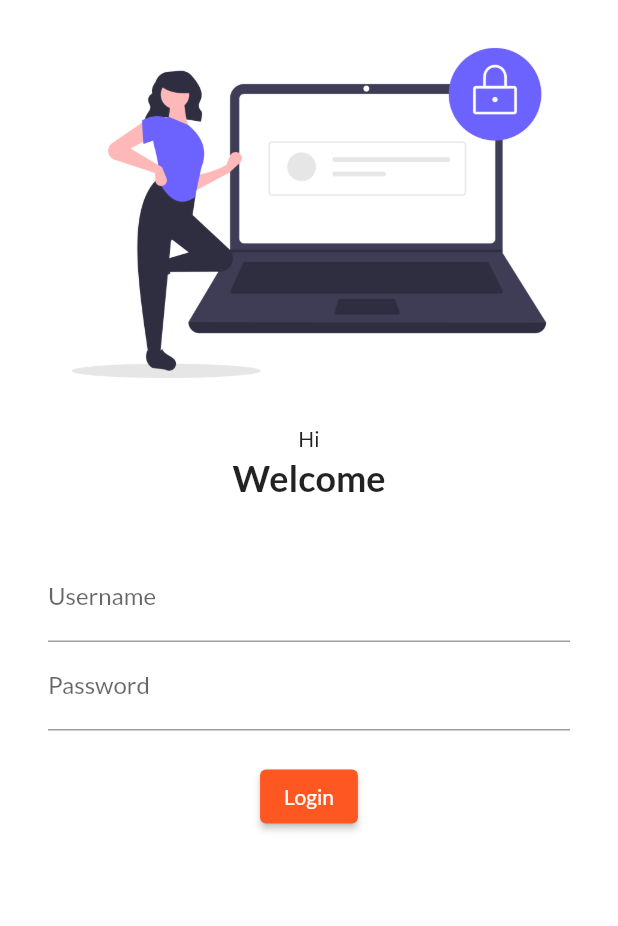
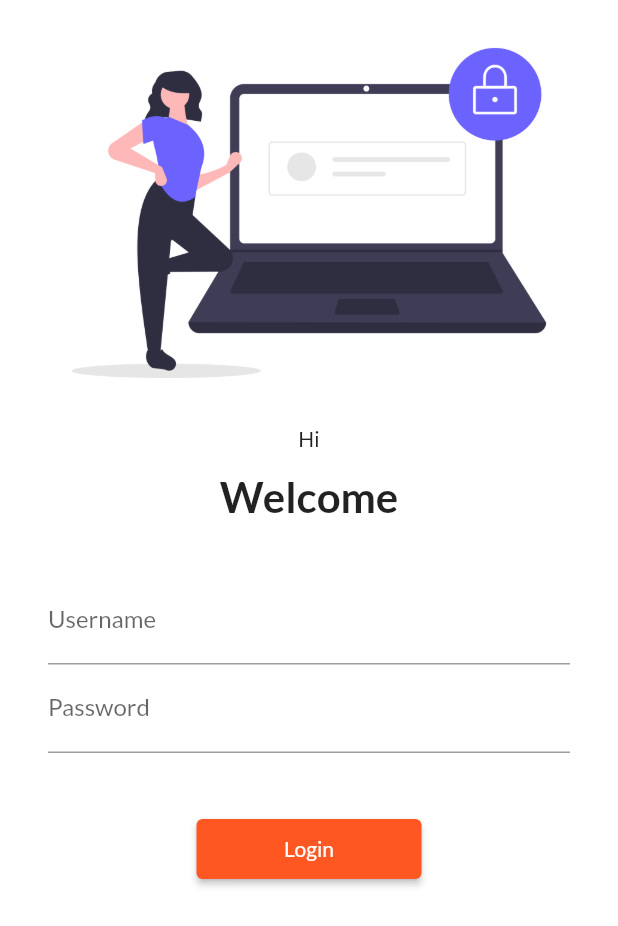
Before and after one commit to arghadeep23/30daysofFlutter, a Flutter app: the screen it shows after launch, on a phone screen of 412 x 824 dp. Shown: the top 926 px of the screen. Run offline on Flutter 3.47's test engine with Material 2 defaults, Android fonts, the phone set to English and light mode, and no system bars; our stand-ins replace google_fonts.

Commit message:
day 5 completed

```diff
--- a/lib/main.dart
+++ b/lib/main.dart
@@ -4,6 +4,7 @@ import 'package:flutter/material.dart';
 import 'package:google_fonts/google_fonts.dart';
 import 'pages/home_page.dart';
 import 'pages/login_page.dart';
+import 'utils/routes.dart';
 import 'package:google_fonts/google_fonts.dart';
 void main()
 {
@@ -34,8 +35,8 @@ class MyApp extends StatelessWidget {
         initialRoute: "/",
       routes: {
         "/" : (context) => LoginPage(),
-        "/home":(context) => HomePage(),
-        "/login" :(context) => LoginPage(),
+        MyRoutes.homeRoute:(context) => HomePage(),
+        MyRoutes.loginRoute :(context) => LoginPage(),
       }
       );
   }
--- a/lib/pages/login_page.dart
+++ b/lib/pages/login_page.dart
@@ -1,4 +1,5 @@
 import 'package:flutter/material.dart';
+import 'package:flutter_application_1/utils/routes.dart';
 
 class LoginPage extends StatelessWidget {
   const LoginPage({super.key});
@@ -7,15 +8,16 @@ class LoginPage extends StatelessWidget {
   Widget build(BuildContext context) {
     return Material(
       color:Colors.white,
-      child: Column(
+      child: SingleChildScrollView(
+        child: Column(
         children: [Image.asset("assets/images/undraw_secure_login_pdn4.png",fit: BoxFit.cover
         ),
         SizedBox(
-          height:20.0,
+          height:30,
           child: Text("Hi")
         ),
         Text("Welcome",style:TextStyle(
-          fontSize: 24,
+          fontSize: 28,
           fontWeight: FontWeight.bold,
         ),
         ),
@@ -34,15 +36,16 @@ class LoginPage extends StatelessWidget {
               hintText: "Enter Password", labelText: "Password",
             )
           ),
-          SizedBox(height:20.0,),
+          SizedBox(height:40.0,),
           ElevatedButton(
             child: Text("Login"),
-            style: TextButton.styleFrom(),
-            onPressed: (){print("Hi Daddy");},
+            style: TextButton.styleFrom(minimumSize: Size(150,40)),
+            onPressed: (){Navigator.pushNamed(context,MyRoutes.homeRoute);},
           )
         ],))
         ],
       )
+      )
     );
   }
 }
--- /dev/null
+++ b/lib/utils/routes.dart
@@ -0,0 +1,4 @@
+class MyRoutes{
+  static String loginRoute = "/login";
+  static String homeRoute = "/home";
+}
```
